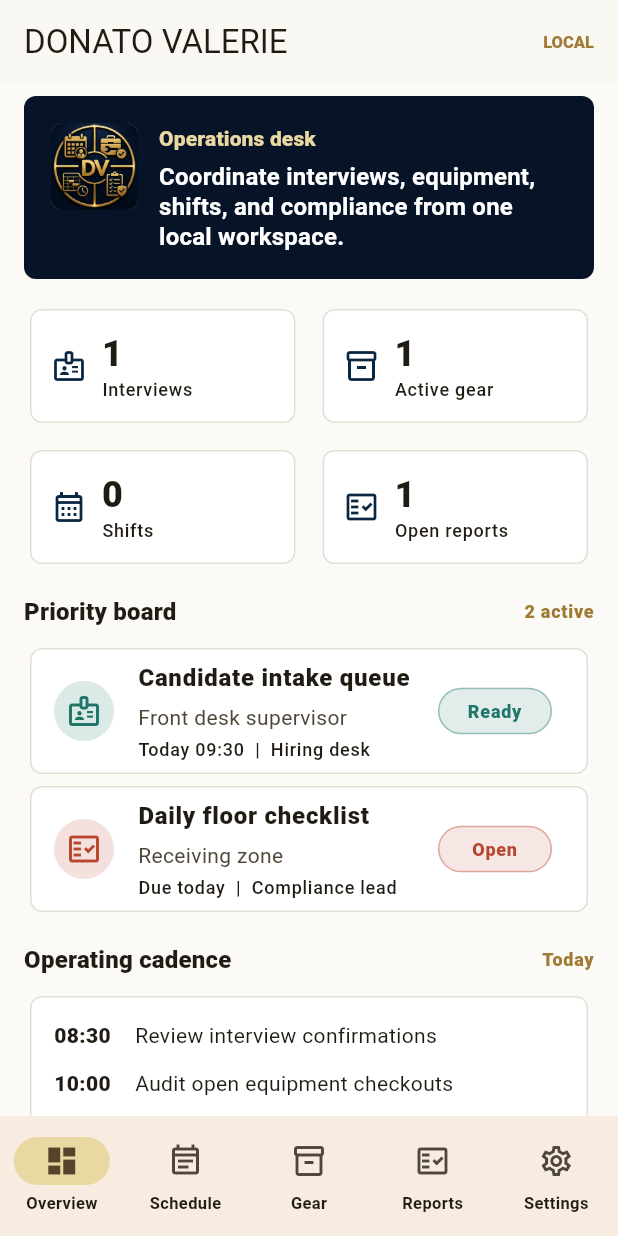
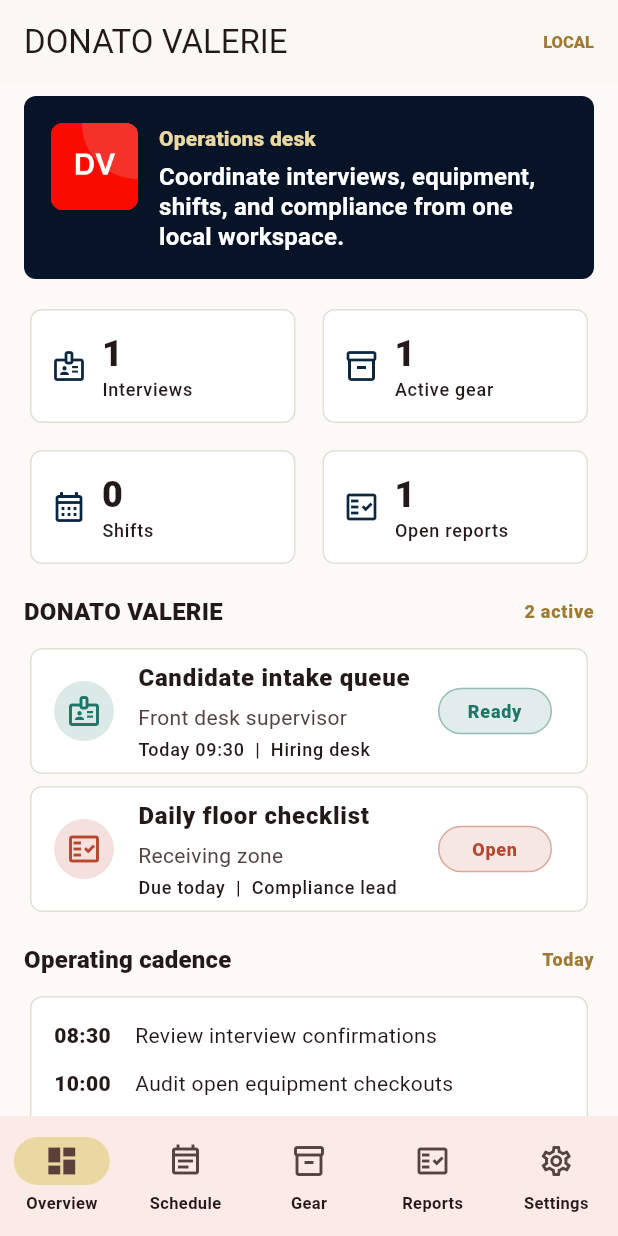
Before and after one commit to EOOrga/68d9d1251299230338fc3f5f, a Flutter app: the screen it shows after launch, on a phone screen of 412 x 824 dp. Run offline on Flutter 3.47's test engine with Material 3 defaults, Android fonts, the phone set to English and light mode, and no system bars; our stand-ins replace shared_preferences.

Commit message:
Create Flutter variant com.iixx.donatovale

```diff
--- a/lib/main.dart
+++ b/lib/main.dart
@@ -20,7 +20,7 @@ class DonatoValerieApp extends StatelessWidget {
 
   @override
   Widget build(BuildContext context) {
-    const seed = Color(0xFF9E7A35);
+    const seed = Color(0xFFFA0B00);
     final scheme = ColorScheme.fromSeed(
       seedColor: seed,
       brightness: Brightness.light,
@@ -383,7 +383,7 @@ class OverviewPage extends StatelessWidget {
         ),
         const SizedBox(height: 16),
         SectionTitle(
-          title: 'Priority board',
+          title: 'DONATO VALERIE',
           actionText: '${priorities.length} active',
         ),
         if (priorities.isEmpty)
--- a/pubspec.yaml
+++ b/pubspec.yaml
@@ -1,4 +1,4 @@
-name: donato_valerie
+name: donatovale
 description: "Local operations workflow app for DONATO VALERIE."
 publish_to: 'none'
 
@@ -28,5 +28,5 @@ flutter_launcher_icons:
   android: true
   ios: false
   image_path: "docs/icon.png"
-  adaptive_icon_background: "#071428"
-  adaptive_icon_foreground: "docs/icon.png"
+  adaptive_icon_background: "#D7D1D0"
+  adaptive_icon_foreground: docs/icon.png
```
Also changed, not shown: docs/icon.png, 12 other files.
